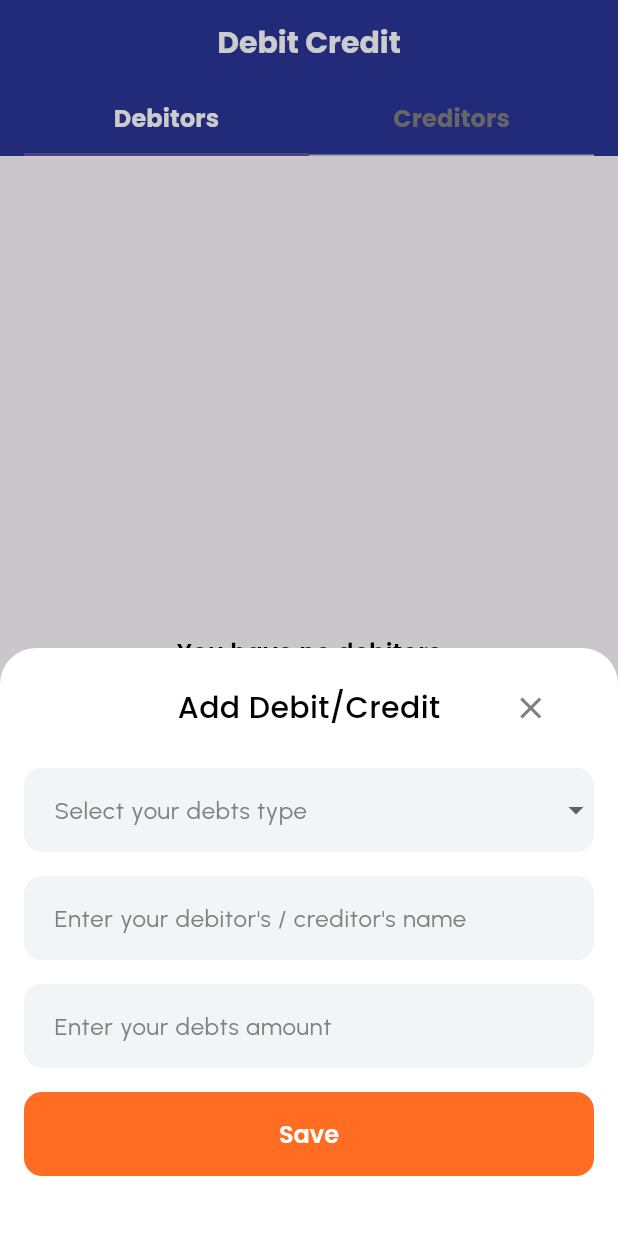
After one commit to KafiulIslam/money_ger, a Flutter app: the DashboardScreen screen opened directly, item 3 of the bottom bar chosen, after a tap on the "add" icon, on a phone screen of 412 x 824 dp. The commit adds this screen. Run offline on Flutter 3.47's test engine with Material 3 defaults, Android fonts, the phone set to English and light mode, and no system bars; our stand-ins replace appwrite, flutter_secure_storage, google_fonts; accounts and stored records are empty; network calls fail.

Commit message:
debit credit feature is added

```diff
--- /dev/null
+++ b/devtools_options.yaml
@@ -0,0 +1 @@
+extensions:
--- a/lib/app.dart
+++ b/lib/app.dart
@@ -1,6 +1,7 @@
 import 'package:appwrite/appwrite.dart';
 import 'package:flutter/material.dart';
 import 'package:flutter/services.dart';
+import 'package:money_ger/controllers/debit_credit_provider.dart';
 import 'package:money_ger/controllers/monthly_budget_provider.dart';
 import 'package:money_ger/splash_screen.dart';
 import 'package:provider/provider.dart';
@@ -40,7 +41,7 @@ class _MyAppState extends State<MyApp> {
       providers: [
         ChangeNotifierProvider(create: (context) => AuthProvider()),
         ChangeNotifierProvider(create: (context) => MonthlyBudgetProvider()),
-        // ChangeNotifierProvider(create: (context) => tasksListProvider),
+        ChangeNotifierProvider(create: (context) => DebitCreditProvider()),
         // ChangeNotifierProvider(create: (context) => goalsListProvider),
         // ChangeNotifierProvider(
         //     create: (context) => HomeProvider(
--- /dev/null
+++ b/lib/controllers/debit_credit_provider.dart
@@ -0,0 +1,171 @@
+import 'package:appwrite/appwrite.dart';
+import 'package:flutter/material.dart';
+import 'package:money_ger/models/debit_credit_model.dart';
+import 'package:money_ger/models/expense_model.dart';
+import 'package:money_ger/models/monthly_budget_model.dart';
+import 'package:money_ger/utils/constant/constant.dart';
+import '../utils/app_storage.dart';
+import '../utils/constant/appwrite_constant.dart';
+import '../utils/custom_dialog.dart';
+import '../utils/custom_snack.dart';
+
+class DebitCreditProvider extends ChangeNotifier {
+  DebitCreditProvider() {
+    _init();
+  }
+
+  Client client = Client();
+  late Databases db;
+
+  _init() {
+    client
+        .setEndpoint(AppWriteConstant.endPoint)
+        .setProject(AppWriteConstant.projectId);
+    db = Databases(client);
+    getDebtList();
+  }
+
+  /// debit credit get request ///
+
+  late bool isDebtListLoading = false;
+  late List<DebitCreditModel> debitList = [];
+  late List<DebitCreditModel> creditList = [];
+
+  Future<void> getDebtList() async {
+    try {
+      isDebtListLoading = true;
+      notifyListeners();
+
+      final String? uid = await AppStorage.getUserId();
+
+      final res = await db.listDocuments(
+          databaseId: AppWriteConstant.primaryDBId,
+          collectionId: AppWriteConstant.debitCreditCollectionId,
+          queries: [
+            Query.limit(5000),
+          ]);
+
+      if (res.documents.isNotEmpty) {
+        debitList.clear();
+        notifyListeners();
+        creditList.clear();
+        notifyListeners();
+
+        res.documents.forEach((e) {
+          if (e.data['userID'] == uid) {
+            if (e.data['debtsType'] == 'Debit') {
+              debitList.add(DebitCreditModel(
+                  id: e.$id ?? '',
+                  userId: e.data['userID'] ?? '',
+                  createdAt: e.data['createdAt'] ?? '',
+                  debtsName: e.data['debtsName'] ?? '',
+                  debtsType: e.data['debtsType'] ?? '',
+                  debtsAmount: e.data['debtsAmount'] ?? 0));
+              notifyListeners();
+            } else {
+              creditList.add(DebitCreditModel(
+                  id: e.$id ?? '',
+                  userId: e.data['userID'] ?? '',
+                  createdAt: e.data['createdAt'] ?? '',
+                  debtsName: e.data['debtsName'] ?? '',
+                  debtsType: e.data['debtsType'] ?? '',
+                  debtsAmount: e.data['debtsAmount'] ?? 0));
+              notifyListeners();
+            }
+          }
+        });
+      } else {
+        //CustomSnack.warningSnack('No task on your queue', context);
+      }
+    } catch (e) {
+      // CustomSnack.warningSnack(e.toString(), context);
+    } finally {
+      isDebtListLoading = false;
+      notifyListeners();
+    }
+  }
+
+  /// debit credit add request ///
+
+  late bool isDebtsAdding = false;
+
+  Future<void> addDebts(String debtsName, String debtsType, int debtsAmount,
+      BuildContext context) async {
+    try {
+      isDebtsAdding = true;
+      notifyListeners();
+
+      final uid = await AppStorage.getUserId();
+
+      var res = await db.createDocument(
+          databaseId: AppWriteConstant.primaryDBId,
+          collectionId: AppWriteConstant.debitCreditCollectionId,
+          documentId: ID.unique(),
+          data: {
+            'userID': uid,
+            'createdAt': DateTime.now().toString(),
+            'debtsName': debtsName,
+            'debtsType': debtsType,
+            'debtsAmount': debtsAmount,
+          }).then((value) {
+        getDebtList();
+        Navigator.pop(context);
+        CustomDialog.autoDialog(
+            context, Icons.check, 'Debt is added successfully');
+      });
+
+      notifyListeners();
+    } catch (e) {
+      CustomSnack.warningSnack(e.toString(), context);
+    } finally {
+      isDebtsAdding = false;
+      notifyListeners();
+    }
+  }
+
+  /// debit credit delete request ///
+
+  late bool isDebtDeleting = false;
+
+  Future<void> deleteDebts(String documentId, BuildContext context) async {
+    try {
+      isDebtDeleting = true;
+      notifyListeners();
+
+      final uid = await AppStorage.getUserId();
+
+      var res = await db
+          .deleteDocument(
+              databaseId: AppWriteConstant.primaryDBId,
+              collectionId: AppWriteConstant.debitCreditCollectionId,
+              documentId: documentId)
+          .then((value) {
+        getDebtList();
+      });
+      //
+      // var res = await db.createDocument(
+      //     databaseId: AppWriteConstant.primaryDBId,
+      //     collectionId: AppWriteConstant.debitCreditCollectionId,
+      //     documentId: ID.unique(),
+      //     data: {
+      //       'userID': uid,
+      //       'createdAt': DateTime.now().toString(),
+      //       'debtsName': debtsName,
+      //       'debtsType': debtsType,
+      //       'debtsAmount': debtsAmount,
+      //     }).then((value) {
+      //   getDebtList();
+      //   Navigator.pop(context);
+      //   CustomDialog.autoDialog(
+      //       context, Icons.check, 'Debt is added successfully');
+      // });
+
+      notifyListeners();
+    } catch (e) {
+      CustomSnack.warningSnack(e.toString(), context);
+    } finally {
+      isDebtDeleting = false;
+      notifyListeners();
+    }
+  }
+}
--- /dev/null
+++ b/lib/models/debit_credit_model.dart
@@ -0,0 +1,16 @@
+class DebitCreditModel {
+  final String id;
+  final String userId;
+  final String createdAt;
+  final String debtsName;
+  final String debtsType;
+  final int debtsAmount;
+
+  DebitCreditModel(
+      {required this.id,
+      required this.userId,
+      required this.createdAt,
+      required this.debtsName,
+      required this.debtsType,
+      required this.debtsAmount});
+}
--- a/lib/utils/constant/appwrite_constant.dart
+++ b/lib/utils/constant/appwrite_constant.dart
@@ -11,6 +11,7 @@ class AppWriteConstant {
   static const String moneyGerBucketId = "661a2b95992fe9347881";
   static const String monthlyBudgetCollectionId = 'monthly_budget';
   static const String expenseListCollectionId = 'expense_list';
+  static const String debitCreditCollectionId = 'debitCredit';
 
 
   // static const String userImageBucketId = '65d872347bcd376062c8';
--- a/lib/utils/constant/constant.dart
+++ b/lib/utils/constant/constant.dart
@@ -50,6 +50,10 @@ class AppConstant{
     'Fee & charge',
     'Internet Bill'
   ];
+  static final List<String> debtsTypeList = [
+    'Debit',
+    'Credit',
+  ];
 
   /// for current month, year , id ///
   static final String currentMonth =
--- a/lib/views/dashboard/dashboard_screen.dart
+++ b/lib/views/dashboard/dashboard_screen.dart
@@ -1,4 +1,5 @@
 import 'package:flutter/material.dart';
+import 'package:money_ger/views/dashboard/debitCredit/debit_credit_screen.dart';
 import 'package:money_ger/views/dashboard/history/history_screen.dart';
 import '../../utils/color.dart';
 import 'home/home_screen.dart';
@@ -18,7 +19,8 @@ class _DashboardScreenState
 
   static const List<Widget> _widgetOptions = <Widget>[
     HomeScreen(),
-    HistoryScreen()
+    HistoryScreen(),
+    DebitCreditScreen()
   ];
 
   void _onItemTapped(int index) {
@@ -42,6 +44,10 @@ class _DashboardScreenState
             icon: Icon(Icons.history),
             label: 'History',
           ),
+          BottomNavigationBarItem(
+            icon: Icon(Icons.credit_score_sharp),
+            label: 'Debts',
+          ),
         ],
         elevation: 0.0,
         type: BottomNavigationBarType.fixed,
--- /dev/null
+++ b/lib/views/dashboard/debitCredit/debit_credit_screen.dart
@@ -0,0 +1,124 @@
+import 'package:flutter/material.dart';
+import 'package:money_ger/controllers/debit_credit_provider.dart';
+import 'package:money_ger/views/dashboard/debitCredit/widgets/add_debit_credit_bottom.dart';
+import 'package:money_ger/views/dashboard/debitCredit/widgets/debt_tile.dart';
+import 'package:provider/provider.dart';
+import '../../../utils/color.dart';
+import '../../../utils/custom_dialog.dart';
+import '../../../utils/spacer.dart';
+import '../../../utils/typograpgy.dart';
+
+class DebitCreditScreen extends StatefulWidget {
+  const DebitCreditScreen({Key? key}) : super(key: key);
+
+  @override
+  State<DebitCreditScreen> createState() => _DebitCreditScreenState();
+}
+
+class _DebitCreditScreenState extends State<DebitCreditScreen> {
+  @override
+  Widget build(BuildContext context) {
+    return Consumer<DebitCreditProvider>(builder: (_, debitCreditState, child) {
+      return DefaultTabController(
+        length: 2,
+        child: Scaffold(
+          resizeToAvoidBottomInset: true,
+          appBar: AppBar(
+            backgroundColor: secondaryColor,
+            automaticallyImplyLeading: false,
+            centerTitle: true,
+            title: Text(
+              'Debit Credit',
+              style: tTextStyleBold.copyWith(color: white, fontSize: 20),
+            ),
+            bottom: TabBar(
+              padding: const EdgeInsets.symmetric(horizontal: 16.0),
+              indicatorSize: TabBarIndicatorSize.tab,
+              labelStyle: tTextStyle700.copyWith(color: white),
+              unselectedLabelColor: iconColor,
+              tabs: const [
+                Tab(child: Text('Debitors')),
+                Tab(child: Text('Creditors')),
+              ],
+            ),
+          ),
+          body: debitCreditState.isDebtListLoading
+              ? const Center(child: CircularProgressIndicator())
+              : TabBarView(
+                  children: [
+                    _debitors(),
+                    _creditors(),
+                  ],
+                ),
+          floatingActionButton: FloatingActionButton(
+            backgroundColor: secondaryColor,
+            onPressed: () {
+              CustomDialog.bottomSheet(
+                  context, const AddDebitCreditBottomSheet());
+            },
+            child: const Icon(
+              Icons.add,
+              color: white,
+            ),
+          ),
+        ),
+      );
+    });
+  }
+
+  Widget _debitors() {
+    final debitCreditState =
+        Provider.of<DebitCreditProvider>(context, listen: false);
+    return Padding(
+      padding: const EdgeInsets.all(16.0),
+      child: debitCreditState.debitList.isEmpty
+          ? Center(
+            child: Text(
+                'You have no debitors',
+                style: tTextStyle600.copyWith(color: black),
+              ),
+          )
+          : ListView.separated(
+              shrinkWrap: true,
+              itemCount: debitCreditState.debitList.length,
+              itemBuilder: (_, index) {
+                var item = debitCreditState.debitList[index];
+                return DebtTile(
+                  documentId: item.id,
+                    debtName: item.debtsName,
+                    createdAt: item.createdAt,
+                    amount: item.debtsAmount);
+              },
+              separatorBuilder: (_, index) => sixteenVerticalSpace,
+            ),
+    );
+  }
+
+  Padding _creditors() {
+    final debitCreditState =
+        Provider.of<DebitCreditProvider>(context, listen: false);
+    return Padding(
+      padding: const EdgeInsets.all(16.0),
+      child: debitCreditState.creditList.isEmpty
+          ? Center(
+            child: Text(
+                'You have no creditors',
+                style: tTextStyle600.copyWith(color: black),
+              ),
+          )
+          : ListView.separated(
+              shrinkWrap: true,
+              itemCount: debitCreditState.creditList.length,
+              itemBuilder: (_, index) {
+                var item = debitCreditState.creditList[index];
+                return DebtTile(
+                    documentId: item.id,
+                    debtName: item.debtsName,
+                    createdAt: item.createdAt,
+                    amount: item.debtsAmount);
+              },
+              separatorBuilder: (_, index) => sixteenVerticalSpace,
+            ),
+    );
+  }
+}
--- /dev/null
+++ b/lib/views/dashboard/debitCredit/widgets/add_debit_credit_bottom.dart
@@ -0,0 +1,162 @@
+import 'package:flutter/material.dart';
+import 'package:money_ger/controllers/debit_credit_provider.dart';
+import 'package:money_ger/controllers/monthly_budget_provider.dart';
+import 'package:money_ger/widgets/components/buttons/primary_button.dart';
+import 'package:money_ger/widgets/components/inputFields/common_textfield.dart';
+import 'package:provider/provider.dart';
+import '../../../../utils/color.dart';
+import '../../../../utils/constant/constant.dart';
+import '../../../../utils/spacer.dart';
+import '../../../../utils/typograpgy.dart';
+
+class AddDebitCreditBottomSheet extends StatefulWidget {
+  const AddDebitCreditBottomSheet({
+    Key? key,
+  }) : super(key: key);
+
+  @override
+  State<AddDebitCreditBottomSheet> createState() =>
+      _AddDebitCreditBottomSheetState();
+}
+
+class _AddDebitCreditBottomSheetState extends State<AddDebitCreditBottomSheet> {
+  final TextEditingController _debtsAmount = TextEditingController();
+  final TextEditingController _debtsName = TextEditingController();
+  final TextEditingController _selectedDebtsType = TextEditingController();
+
+  @override
+  Widget build(BuildContext context) {
+    return Material(
+      color: Colors.transparent,
+      child: Container(
+        width: double.infinity,
+        decoration: const BoxDecoration(
+            borderRadius: BorderRadius.only(
+                topRight: Radius.circular(24), topLeft: Radius.circular(24)),
+            color: white),
+        child: SingleChildScrollView(
+          child: Padding(
+            padding: const EdgeInsets.all(16.0),
+            child: Consumer<DebitCreditProvider>(
+                builder: (_, debitCreditState, child) {
+              return Column(
+                mainAxisSize: MainAxisSize.min,
+                children: [
+                  _header(),
+                  sixteenVerticalSpace,
+                  _debtsType(),
+                  sixteenVerticalSpace,
+                  CommonTextField(
+                    fieldController: _debtsName,
+                    hintText: 'Enter your debitor\'s / creditor\'s name',
+                  ),
+                  sixteenVerticalSpace,
+                  _buildDebtsAmount(),
+                  sixteenVerticalSpace,
+                  PrimaryButton(
+                    onTap: () {
+                      if (_debtsAmount.text.isNotEmpty) {
+                        // debitCreditState.addExpense(
+                        //     AppConstant.currentMonthId, _debtsName.text,
+                        //     _selectedDebtsType.text, int.parse(_debtsAmount.text),
+                        //     context);
+                        debitCreditState.addDebts(_debtsName.text,
+                            _selectedDebtsType.text, int.parse(_debtsAmount.text), context);
+                      }
+                    },
+                    buttonTitle: 'Save',
+                    isLoading: debitCreditState.isDebtsAdding,
+                  ),
+                  primaryVerticalSpace
+                ],
+              );
+            }),
+          ),
+        ),
+      ),
+    );
+  }
+
+  Widget _header() {
+    return Row(
+      mainAxisAlignment: MainAxisAlignment.spaceAround,
+      children: [
+        IconButton(
+            onPressed: () {},
+            icon: const Icon(
+              Icons.clear,
+              color: trans,
+            )),
+        Text(
+          'Add Debit/Credit',
+          style: tTextStyle500.copyWith(fontSize: 20, color: black),
+        ),
+        IconButton(
+            onPressed: () {
+              Navigator.pop(context);
+            },
+            icon: const Icon(
+              Icons.clear,
+              color: iconColor,
+            )),
+      ],
+    );
+  }
+
+  Widget _debtsType() {
+    return TextFormField(
+      controller: _selectedDebtsType,
+      readOnly: true,
+      decoration: InputDecoration(
+        filled: true,
+        fillColor: assColor,
+        contentPadding: const EdgeInsets.all(16),
+        hintText: 'Select your debts type',
+        hintStyle: hintTextStyle,
+        suffixIcon: DropdownButtonHideUnderline(
+          child: DropdownButton<String>(
+            enableFeedback: true,
+            items: AppConstant.debtsTypeList.map((String value) {
+              return DropdownMenuItem<String>(
+                value: value,
+                child: Text(value),
+              );
+            }).toList(),
+            onChanged: (value) {
+              setState(() {
+                _selectedDebtsType.text = value!;
+              });
+            },
+          ),
+        ),
+        focusedBorder: AppConstant.focusOutLineBorder,
+        enabledBorder: AppConstant.enableOutLineBorder,
+        errorBorder: AppConstant.outlineErrorBorder,
+        focusedErrorBorder: AppConstant.outlineErrorBorder,
+        focusColor: primaryColor,
+      ),
+    );
+  }
+
+  Widget _buildDebtsAmount() {
+    return TextFormField(
+      controller: _debtsAmount,
+      autofocus: false,
+      cursorColor: primaryColor,
+      keyboardType: TextInputType.number,
+      decoration: InputDecoration(
+        filled: true,
+        fillColor: assColor,
+        contentPadding: const EdgeInsets.all(16),
+        hintText: 'Enter your debts amount',
+        hintStyle: hintTextStyle,
+        focusedBorder: AppConstant.focusOutLineBorder,
+        enabledBorder: AppConstant.enableOutLineBorder,
+        errorBorder: AppConstant.outlineErrorBorder,
+        focusedErrorBorder: AppConstant.outlineErrorBorder,
+        focusColor: primaryColor,
+      ),
+      autovalidateMode: AutovalidateMode.onUserInteraction,
+    );
+  }
+}
```
Also changed, not shown: lib/views/dashboard/debitCredit/widgets/debt_tile.dart (added, +106 -0 lines).
